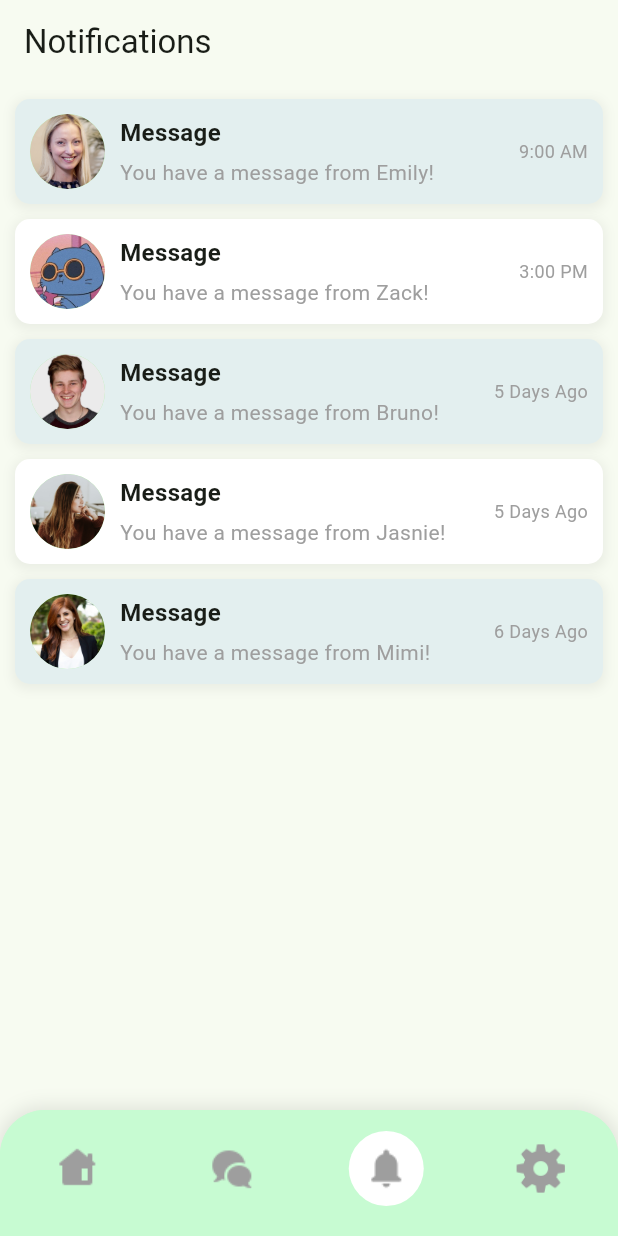
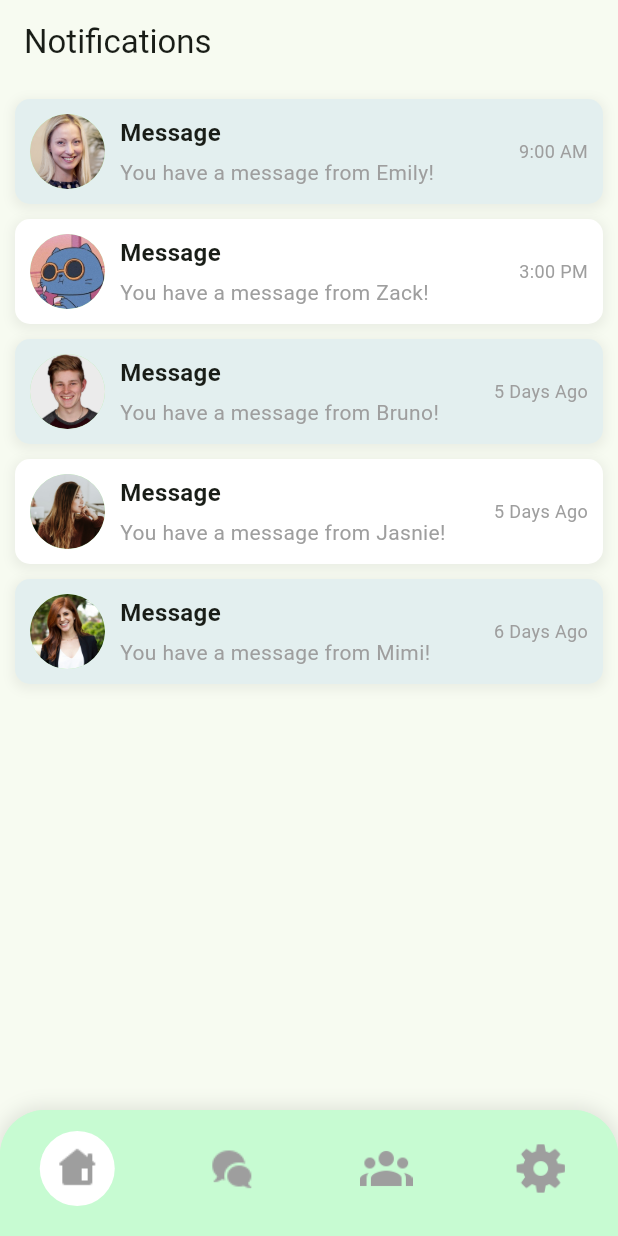
Before and after one commit to WasdexeJZ/RoomieMatch-FRONTEND, a Flutter app: the NotificationsPage screen opened directly, on a phone screen of 412 x 824 dp. Run offline on Flutter 3.47's test engine with Material 3 defaults, Android fonts, the phone set to English and light mode, and no system bars; our stand-ins replace basic_utils, flutter_local_notifications, flutter_secure_storage, hive, hive_flutter; missing offline and left inert: flutter_foreground_task, ntfy_dart, pointycastle, supertokens_flutter; accounts and stored records are empty.

```diff
--- a/lib/views/notifications.dart
+++ b/lib/views/notifications.dart
@@ -12,24 +12,24 @@ class NotificationsPage extends StatefulWidget {
 }
 
 class _NotificationsPageState extends State<NotificationsPage> {
-  int _selectedIndex = 2; // Default to "Notifications" tab
+  int _selectedIndex = 0; // Default to "Notifications" tab
 
   void _onItemTapped(int index) {
     setState(() {
       _selectedIndex = index;
     });
 
-    if (index == 0) {
-      Navigator.pushReplacement(
-        context,
-        MaterialPageRoute(builder: (context) => SwipePage()),
-      );
-    }
-
     if (index == 1) {
       Navigator.pushReplacement(
         context,
         MaterialPageRoute(builder: (context) => ChatPage()),
+      );
+    }
+
+    if (index == 2) {
+      Navigator.pushReplacement(
+        context,
+        MaterialPageRoute(builder: (context) => SwipePage()),
       );
     }
 
@@ -211,8 +211,8 @@ class _NotificationsPageState extends State<NotificationsPage> {
                 label: 'Chats',
               ),
               BottomNavigationBarItem(
-                icon: _buildIcon('assets/icons/notificationbutton.png', 2),
-                label: 'Notifications',
+                icon: _buildIcon('assets/icons/swipepage.png', 2),
+                label: 'Swipe',
               ),
               BottomNavigationBarItem(
                 icon: _buildIcon('assets/icons/settingsbutton.png', 3),
--- a/lib/views/notifications_settings.dart
+++ b/lib/views/notifications_settings.dart
@@ -1,3 +1,4 @@
+import 'package:RoomieMatch/views/home.dart';
 import 'package:flutter/material.dart';
 
 import '../models/settings.dart';
@@ -8,7 +9,6 @@ import 'sleep_mode.dart';
 import 'chat.dart';
 import 'swipe.dart';
 import 'settings.dart';
-import 'notifications.dart';
 
 class NotificationSettingsPage extends StatefulWidget {
   const NotificationSettingsPage({super.key});
@@ -36,7 +36,7 @@ class _NotificationSettingsPageState extends State<NotificationSettingsPage> {
         case 0:
           Navigator.pushReplacement(
             context,
-            MaterialPageRoute(builder: (context) => SwipePage()),
+            MaterialPageRoute(builder: (context) => HomePage()),
           );
           break;
         case 1:
@@ -48,7 +48,7 @@ class _NotificationSettingsPageState extends State<NotificationSettingsPage> {
         case 2: // Navigate to Notifications Page
           Navigator.pushReplacement(
             context,
-            MaterialPageRoute(builder: (context) => NotificationsPage()),
+            MaterialPageRoute(builder: (context) => SwipePage()),
           );
           break;
         case 3:
@@ -290,8 +290,8 @@ class _NotificationSettingsPageState extends State<NotificationSettingsPage> {
                 label: 'Chats',
               ),
               BottomNavigationBarItem(
-                icon: _buildIcon('assets/icons/notificationbutton.png', _selectedIndex == 2),
-                label: 'Notifications',
+                icon: _buildIcon('assets/icons/swipepage.png', _selectedIndex == 2),
+                label: 'Swipe',
               ),
               BottomNavigationBarItem(
                 icon: _buildIcon('assets/icons/settingsbutton.png', _selectedIndex == 3),
```
